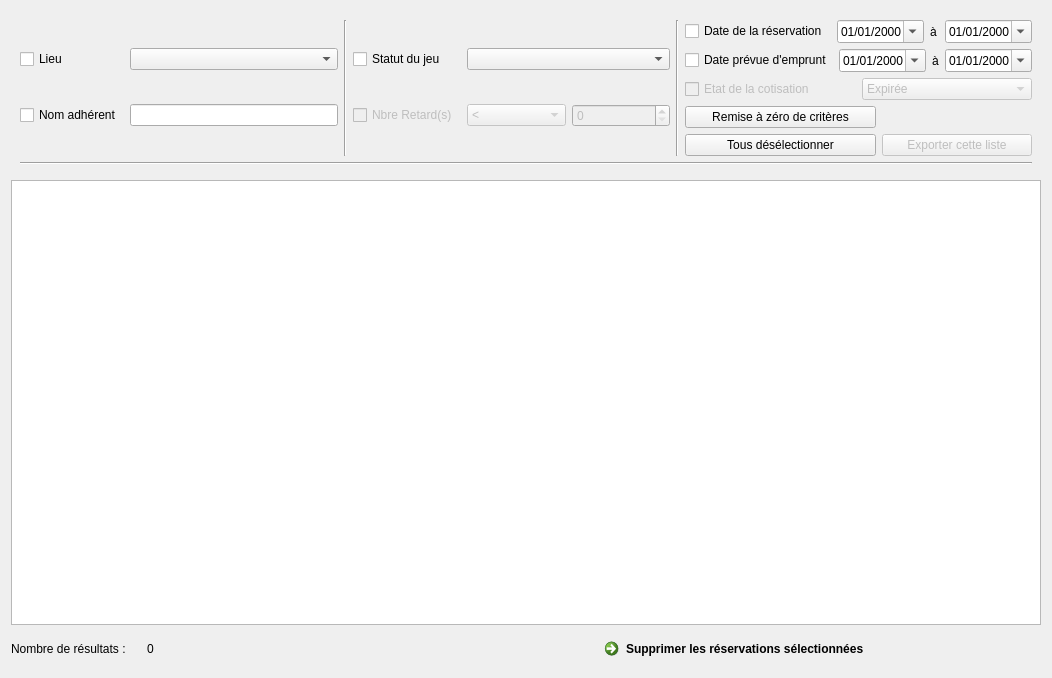
First picture: the form in f_listereservations.ui, repository nivhg/ludopen, before the edit.
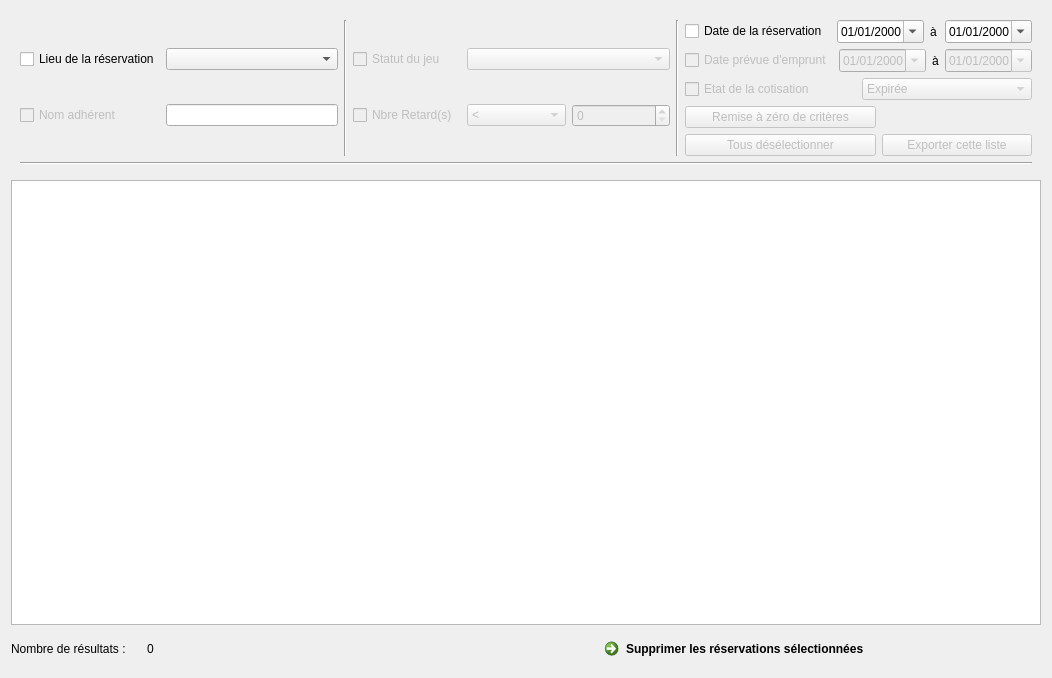
Second picture: the form after the edit. Icons and pictures are not drawn.

Diff of the .ui file:
```diff
--- a/f_listereservations.ui
+++ b/f_listereservations.ui
@@ -39,6 +39,9 @@
         </item>
         <item row="1" column="0">
          <widget class="QCheckBox" name="ChBx_NomAdherent">
+          <property name="enabled">
+           <bool>false</bool>
+          </property>
           <property name="text">
            <string>Nom adhérent</string>
           </property>
@@ -47,7 +50,7 @@
         <item row="0" column="0">
          <widget class="QCheckBox" name="ChBx_Lieux">
           <property name="text">
-           <string>Lieu</string>
+           <string>Lieu de la réservation</string>
           </property>
          </widget>
         </item>
@@ -60,6 +63,9 @@
        <layout class="QGridLayout" name="GLay3">
         <item row="0" column="0">
          <widget class="QCheckBox" name="ChBx_StatutJeu">
+          <property name="enabled">
+           <bool>false</bool>
+          </property>
           <property name="text">
            <string>Statut du jeu</string>
           </property>
@@ -115,7 +121,11 @@
          </widget>
         </item>
         <item row="0" column="1" colspan="2">
-         <widget class="QComboBox" name="CBx_StatutJeu"/>
+         <widget class="QComboBox" name="CBx_StatutJeu">
+          <property name="enabled">
+           <bool>false</bool>
+          </property>
+         </widget>
         </item>
        </layout>
       </item>
@@ -163,6 +173,9 @@
          <layout class="QHBoxLayout" name="HLay2">
           <item>
            <widget class="QCheckBox" name="ChBx_DateEmpruntPrevue">
+            <property name="enabled">
+             <bool>false</bool>
+            </property>
             <property name="text">
              <string>Date prévue d'emprunt</string>
             </property>
@@ -170,6 +183,9 @@
           </item>
           <item>
            <widget class="QDateEdit" name="DtE_DateEmpruntPrevue_Debut">
+            <property name="enabled">
+             <bool>false</bool>
+            </property>
             <property name="displayFormat">
              <string>dd/MM/yyyy</string>
             </property>
@@ -187,6 +203,9 @@
           </item>
           <item>
            <widget class="QDateEdit" name="DtE_DateEmpruntPrevue_Fin">
+            <property name="enabled">
+             <bool>false</bool>
+            </property>
             <property name="displayFormat">
              <string>dd/MM/yyyy</string>
             </property>
@@ -237,6 +256,9 @@
          <layout class="QHBoxLayout" name="HLay">
           <item>
            <widget class="QPushButton" name="Bt_Deselection">
+            <property name="enabled">
+             <bool>false</bool>
+            </property>
             <property name="text">
              <string>Tous désélectionner</string>
             </property>
@@ -246,6 +268,9 @@
         </item>
         <item row="3" column="0">
          <widget class="QPushButton" name="Bt_RAZ">
+          <property name="enabled">
+           <bool>false</bool>
+          </property>
           <property name="text">
            <string>Remise à zéro de critères</string>
           </property>
```
Left out of the diff: 2 changed lines with no effect on the pictures.
